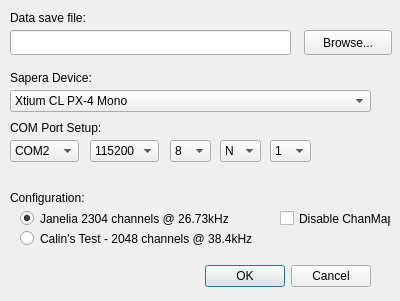
Above: FG_ConfigDialog.ui from acorver/SpikeGL before the change. Below: the same form after it.
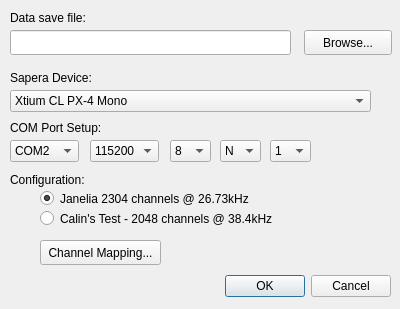
That is the form after the change.

Commit message: removed disable chan map chkbox from framegrabber controls

What changed in the file:
```diff
--- a/FG_ConfigDialog.ui
+++ b/FG_ConfigDialog.ui
@@ -7,7 +7,7 @@
     <x>0</x>
     <y>0</y>
     <width>400</width>
-    <height>301</height>
+    <height>309</height>
    </rect>
   </property>
   <property name="windowTitle">
@@ -16,8 +16,8 @@
   <widget class="QDialogButtonBox" name="buttonBox">
    <property name="geometry">
     <rect>
-     <x>30</x>
-     <y>260</y>
+     <x>50</x>
+     <y>270</y>
      <width>341</width>
      <height>32</height>
     </rect>
@@ -266,9 +266,9 @@
    <property name="geometry">
     <rect>
      <x>10</x>
-     <y>190</y>
-     <width>131</width>
-     <height>16</height>
+     <y>170</y>
+     <width>151</width>
+     <height>20</height>
     </rect>
    </property>
    <property name="text">
@@ -278,8 +278,8 @@
   <widget class="QRadioButton" name="janeliaRadio">
    <property name="geometry">
     <rect>
-     <x>20</x>
-     <y>210</y>
+     <x>40</x>
+     <y>190</y>
      <width>241</width>
      <height>17</height>
     </rect>
@@ -297,8 +297,8 @@
   <widget class="QRadioButton" name="calinRadio">
    <property name="geometry">
     <rect>
-     <x>20</x>
-     <y>230</y>
+     <x>40</x>
+     <y>210</y>
      <width>241</width>
      <height>17</height>
     </rect>
@@ -310,13 +310,13 @@
     <string notr="true">configBG</string>
    </attribute>
   </widget>
-  <widget class="QCheckBox" name="disableChanMapChk">
+  <widget class="QPushButton" name="chanMapBut">
    <property name="geometry">
     <rect>
-     <x>280</x>
-     <y>210</y>
-     <width>111</width>
-     <height>17</height>
+     <x>40</x>
+     <y>240</y>
+     <width>121</width>
+     <height>25</height>
     </rect>
    </property>
    <property name="toolTip">
@@ -326,7 +326,7 @@
     <string>&lt;html&gt;&lt;head/&gt;&lt;body&gt;&lt;p&gt;For Jim Chen testing only. &lt;/p&gt;&lt;p&gt;If checked, disable the &amp;quot;channel mapping code&amp;quot; and simply show electrodes as they come in from the intan chips in the framegrabber frames.&lt;/p&gt;&lt;p&gt;Not that if unchecked, you can always &amp;quot;sort by intan&amp;quot; or &amp;quot;sort by electrode&amp;quot; from the options menu. Sorting by intan should show the channels as they come in from the framegrabber (assuming the channel mapping code is bug-free).&lt;/p&gt;&lt;p&gt;Default is unchecked, which means channel mapping is enabled.&lt;/p&gt;&lt;/body&gt;&lt;/html&gt;</string>
    </property>
    <property name="text">
-    <string>Disable ChanMap</string>
+    <string>Channel Mapping...</string>
    </property>
   </widget>
  </widget>
```
Left out of the diff: 6 changed lines with no effect on the pictures. The commit also changes 1 other file.
